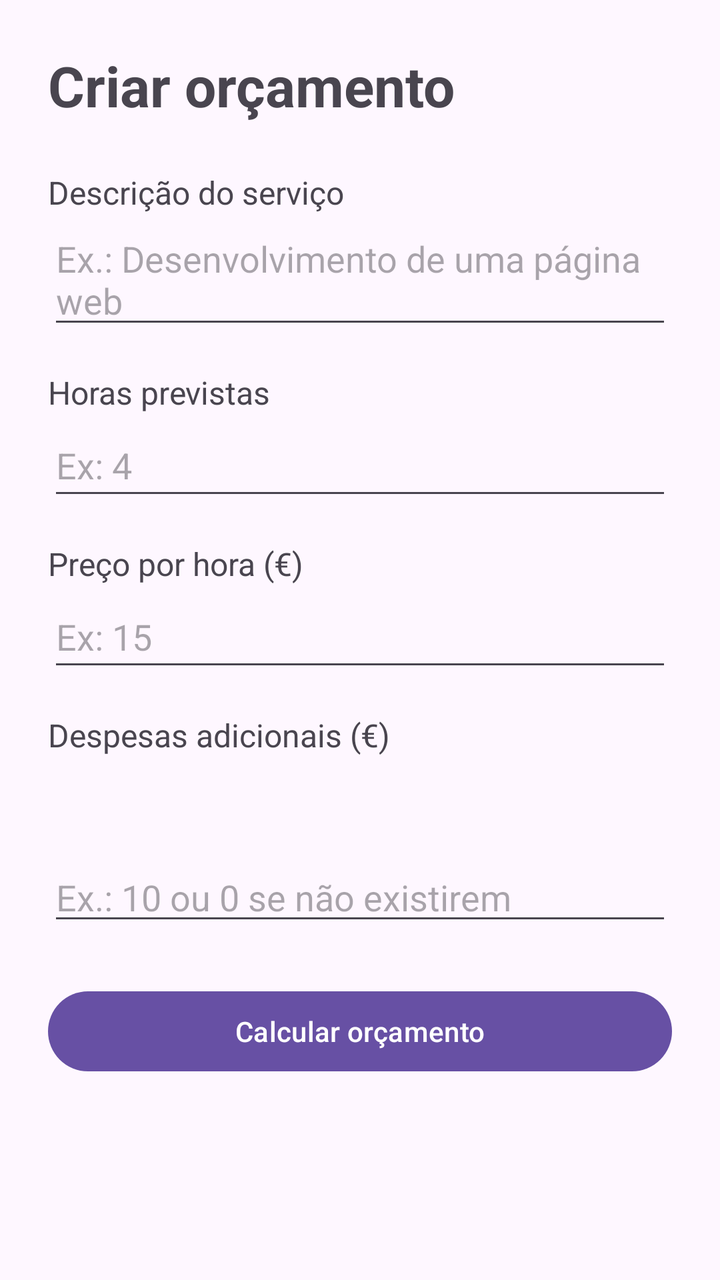
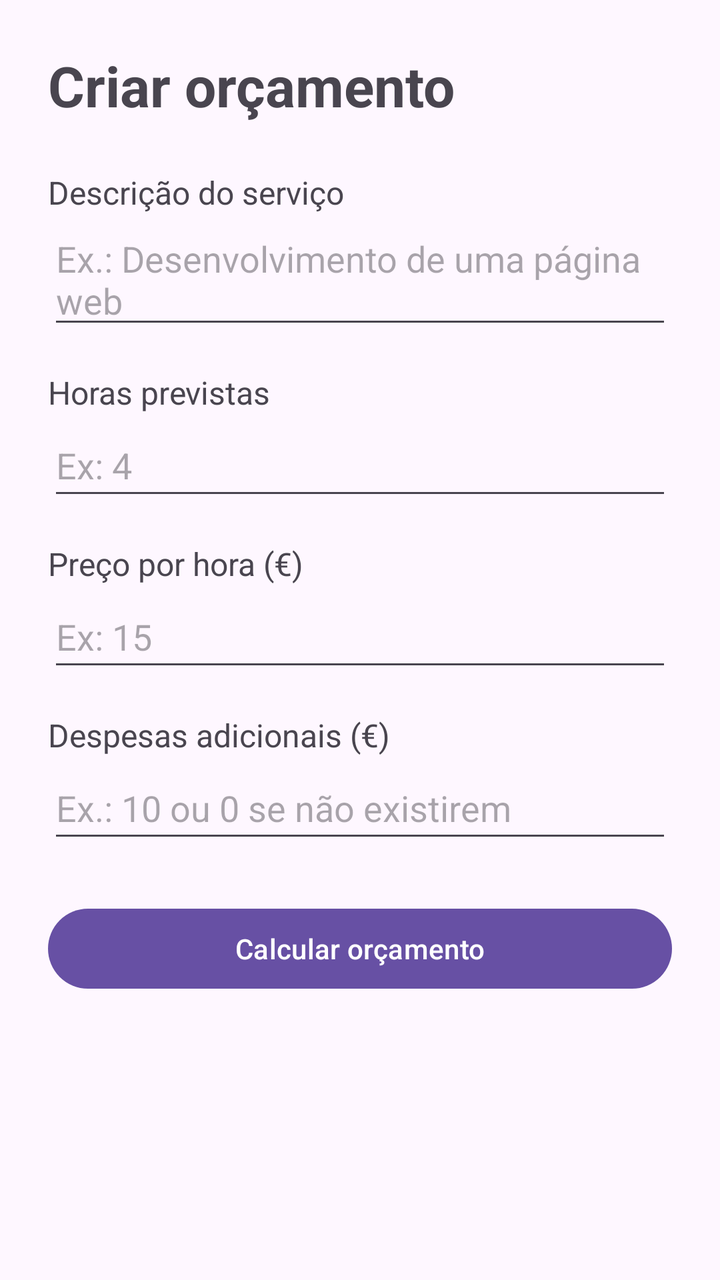

Compare the two renders of this Android layout. The source of the first and the diff that turns it into the second are given below.
<!-- AndroidManifest.xml: application theme Theme.OrcaFacil -->
<!-- res/layout/activity_orcamento.xml -->
<?xml version="1.0" encoding="utf-8"?>
<ScrollView xmlns:android="http://schemas.android.com/apk/res/android"
    android:id="@+id/main"
    android:layout_width="match_parent"
    android:layout_height="match_parent"
    android:fillViewport="true">
    
    <LinearLayout
        android:layout_width="match_parent"
        android:layout_height="wrap_content"
        android:orientation="vertical"
        android:padding="24dp" >
        
        <TextView
            android:layout_width="match_parent"
            android:layout_height="wrap_content"
            android:text="@string/orcamento_titulo"
            android:textSize="28sp"
            android:textStyle="bold"
            android:layout_marginBottom="24dp" />

        <TextView
            android:layout_width="match_parent"
            android:layout_height="wrap_content"
            android:text="@string/label_descricao"
            android:textSize="16sp"
            android:labelFor="@id/etDescricao" />
        
        <EditText
            android:id="@+id/etDescricao"
            android:layout_width="match_parent"
            android:layout_height="wrap_content"
            android:minHeight="48dp"
            android:hint="@string/hint_descricao"
            android:inputType="textCapSentences|textMultiLine"
            android:gravity="top"
            android:minLines="2"
            android:maxLines="4" />

        <TextView
            android:layout_width="match_parent"
            android:layout_height="wrap_content"
            android:layout_marginTop="16dp"
            android:text="@string/label_horas"
            android:textSize="16sp"
            android:labelFor="@id/etHoras" />

        <EditText
            android:id="@+id/etHoras"
            android:layout_width="match_parent"
            android:layout_height="wrap_content"
            android:minHeight="48dp"
            android:hint="@string/hint_horas"
            android:inputType="numberDecimal" />

        <TextView
            android:layout_width="match_parent"
            android:layout_height="wrap_content"
            android:layout_marginTop="16dp"
            android:text="@string/label_preco_hora"
            android:textSize="16sp"
            android:labelFor="@id/etPrecoHora" />
        
        <EditText
            android:id="@+id/etPrecoHora"
            android:layout_width="match_parent"
            android:layout_height="wrap_content"
            android:minHeight="48dp"
            android:hint="@string/hint_preco_hora"
            android:inputType="numberDecimal"/>

        <TextView
            android:layout_width="match_parent"
            android:layout_height="wrap_content"
            android:layout_marginTop="16dp"
            android:text="@string/label_despesas"
            android:textSize="16sp"
            android:labelFor="@id/etDespesas" />

        <EditText
            android:id="@+id/etDespesas"
            android:layout_width="match_parent"
            android:layout_height="wrap_content"
            android:layout_marginTop="48dp"
            android:hint="@string/hint_despesas"
            android:inputType="numberDecimal"/>

        <Button
            android:id="@+id/btnCalcular"
            android:layout_width="match_parent"
            android:layout_height="wrap_content"
            android:minHeight="48dp"
            android:layout_marginTop="24dp"
            android:text="@string/calcular_orcamento"
            android:textAllCaps="false"/>
    </LinearLayout>
</ScrollView>
<!-- resources referenced by this layout -->
<resources>
  <string name="calcular_orcamento">Calcular orçamento</string>
  <string name="hint_descricao">Ex.: Desenvolvimento de uma página web</string>
  <string name="hint_despesas">Ex.: 10 ou 0 se não existirem</string>
  <string name="hint_horas">Ex: 4</string>
  <string name="hint_preco_hora">Ex: 15</string>
  <string name="label_descricao">Descrição do serviço</string>
  <string name="label_despesas">Despesas adicionais (€)</string>
  <string name="label_horas">Horas previstas</string>
  <string name="label_preco_hora">Preço por hora (€)</string>
  <string name="orcamento_titulo">Criar orçamento</string>
  <style name="Theme.OrcaFacil" parent="Base.Theme.OrcaFacil" />
  <style name="Base.Theme.OrcaFacil" parent="Theme.Material3.DayNight.NoActionBar">
          
          
      </style>
</resources>

<!-- the commit's change to res/layout/activity_orcamento.xml (unified diff, before → after) -->
@@ -81,7 +81,7 @@
             android:id="@+id/etDespesas"
             android:layout_width="match_parent"
             android:layout_height="wrap_content"
-            android:layout_marginTop="48dp"
+            android:minHeight="48dp"
             android:hint="@string/hint_despesas"
             android:inputType="numberDecimal"/>
 
